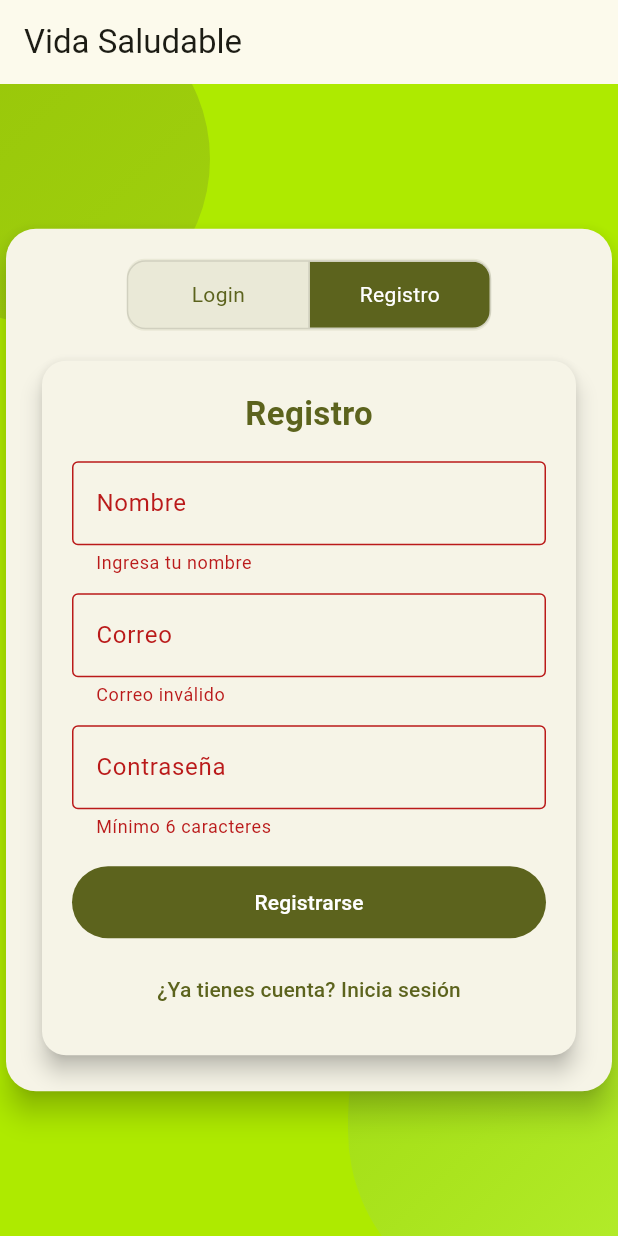
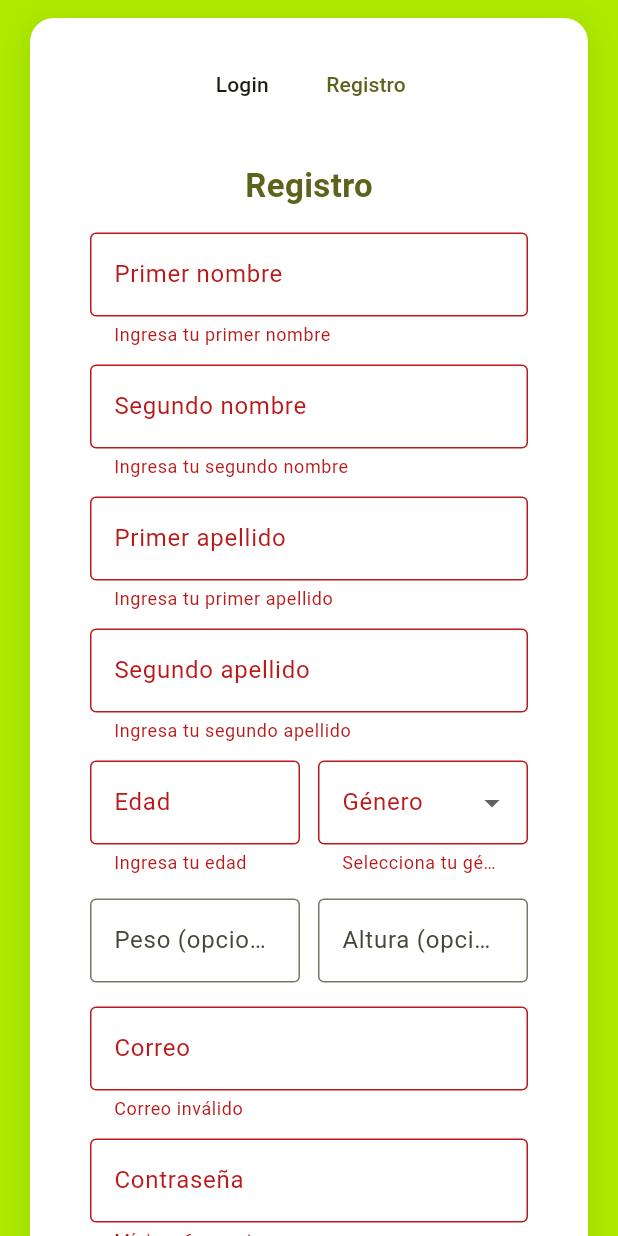
Before and after one commit to nctudime/VidaSaludable, a Flutter app: the screen it shows after launch, after a tap on "Registro", after a tap on "Registrarse", on a phone screen of 412 x 824 dp. Run offline on Flutter 3.47's test engine with Material 3 defaults, Android fonts, the phone set to English and light mode, and no system bars.

Commit message:
Característica: Añadir iconos de aplicación personalizados y actualizar la configuración del lanzador
- Añadir iconos adaptables de Android con color de fondo personalizado (#AEEA00) e imagen de primer plano
- Añadir iconos de aplicación de iOS para todas las resoluciones requeridas
- Actualizar AndroidManifest.xml para que haga referencia al nuevo icono del lanzador
- Actualizar la dependencia de flutter_launcher_icons a la versión 0.14.4
- Simplificar pubspec.yaml eliminando comentarios y optimizando la configuración
- Añadir un formulario de registro completo con información adicional del usuario
- Mejorar el diseño y el estilo de la interfaz de usuario para iniciar sesión/registrarse

```diff
--- a/flutter_application_1/lib/main.dart
+++ b/flutter_application_1/lib/main.dart
@@ -166,113 +166,63 @@ class _HomeTabsState extends State<HomeTabs> {
     final base = Theme.of(context).colorScheme;
     return Scaffold(
       backgroundColor: const Color(0xFFAEEA00),
-      appBar: AppBar(title: const Text('Vida Saludable')),
-      body: Stack(
-        children: [
-          Positioned(
-            left: -80,
-            top: -60,
-            child: Container(
-              width: 220,
-              height: 220,
-              decoration: BoxDecoration(
-                shape: BoxShape.circle,
-                gradient: LinearGradient(
-                  colors: [
-                    base.primary.withOpacity(0.28),
-                    base.secondary.withOpacity(0.18),
-                  ],
-                  begin: Alignment.topLeft,
-                  end: Alignment.bottomRight,
-                ),
-              ),
-            ),
-          ),
-          Positioned(
-            right: -70,
-            bottom: -50,
-            child: Container(
-              width: 250,
-              height: 250,
-              decoration: BoxDecoration(
-                borderRadius: BorderRadius.circular(120),
-                gradient: LinearGradient(
-                  colors: [
-                    const Color(0xFF7CB342).withOpacity(0.25),
-                    const Color(0xFFCCFF90).withOpacity(0.35),
-                  ],
-                  begin: Alignment.topLeft,
-                  end: Alignment.bottomRight,
-                ),
-              ),
-            ),
-          ),
-          Positioned.fill(
-            child: Opacity(
-              opacity: 0.06,
-              child: Wrap(
-                alignment: WrapAlignment.center,
-                runAlignment: WrapAlignment.center,
-                spacing: 24,
-                runSpacing: 24,
-                children: List.generate(24, (i) {
-                  final icons = [
-                    Icons.restaurant,
-                    Icons.local_pizza,
-                    Icons.local_cafe,
-                    Icons.spa,
-                    Icons.fitness_center,
-                  ];
-                  return Icon(
-                    icons[i % icons.length],
-                    size: 36,
-                    color: const Color(0xFF2E7D32),
-                  );
-                }),
-              ),
-            ),
-          ),
-          SafeArea(
+      appBar: null,
+      body: SafeArea(
         child: Center(
           child: SingleChildScrollView(
             child: ConstrainedBox(
               constraints: const BoxConstraints(maxWidth: 480),
-                  child: Card(
-                    elevation: 8,
-                    shape: RoundedRectangleBorder(
-                      borderRadius: BorderRadius.circular(20),
+              child: Container(
+                margin: const EdgeInsets.symmetric(
+                  horizontal: 20,
+                  vertical: 12,
                 ),
-                    child: Padding(
                 padding: const EdgeInsets.all(20),
+                decoration: BoxDecoration(
+                  color: Colors.white,
+                  borderRadius: BorderRadius.circular(16),
+                  boxShadow: [
+                    BoxShadow(
+                      color: Colors.black.withOpacity(0.08),
+                      blurRadius: 16,
+                      spreadRadius: 2,
+                      offset: const Offset(0, 4),
+                    ),
+                  ],
+                ),
                 child: Column(
                   mainAxisSize: MainAxisSize.min,
                   children: [
-                          Container(
-                            decoration: BoxDecoration(
-                              color: base.primary.withOpacity(0.08),
-                              borderRadius: BorderRadius.circular(12),
+                    Row(
+                      mainAxisAlignment: MainAxisAlignment.center,
+                      children: [
+                        TextButton(
+                          onPressed: () => setState(() => index = 0),
+                          style: TextButton.styleFrom(
+                            foregroundColor: index == 0
+                                ? base.primary
+                                : base.onSurface,
                           ),
-                            child: ToggleButtons(
-                              isSelected: [index == 0, index == 1],
-                              onPressed: (i) => setState(() => index = i),
-                              borderRadius: BorderRadius.circular(12),
-                              constraints: const BoxConstraints(
-                                minHeight: 44,
-                                minWidth: 120,
+                          child: const Text('Login'),
                         ),
-                              selectedColor: base.onPrimary,
-                              color: base.primary,
-                              fillColor: base.primary,
-                              children: const [Text('Login'), Text('Registro')],
+                        const SizedBox(width: 12),
+                        TextButton(
+                          onPressed: () => setState(() => index = 1),
+                          style: TextButton.styleFrom(
+                            foregroundColor: index == 1
+                                ? base.primary
+                                : base.onSurface,
                           ),
+                          child: const Text('Registro'),
                         ),
-                          const SizedBox(height: 16),
+                      ],
+                    ),
+                    const SizedBox(height: 8),
                     AnimatedSwitcher(
                       duration: const Duration(milliseconds: 250),
                       child: index == 0
                           ? LoginTab(
-                                    onGoRegister: () =>
-                                        setState(() => index = 1),
+                              onGoRegister: () => setState(() => index = 1),
                             )
                           : RegisterTab(
                               onGoLogin: () => setState(() => index = 0),
@@ -284,9 +234,6 @@ class _HomeTabsState extends State<HomeTabs> {
             ),
           ),
         ),
-            ),
-          ),
-        ],
       ),
     );
   }
@@ -314,75 +261,33 @@ class _LoginTabState extends State<LoginTab> {
 
   @override
   Widget build(BuildContext context) {
-    final base = Theme.of(context).colorScheme;
     return Center(
       child: ConstrainedBox(
         constraints: const BoxConstraints(maxWidth: 420),
-        child: Card(
-          elevation: 6,
-          shape: RoundedRectangleBorder(
-            borderRadius: BorderRadius.circular(16),
-          ),
         child: Padding(
           padding: const EdgeInsets.all(20),
           child: Form(
             key: _formKey,
             child: Column(
               mainAxisSize: MainAxisSize.min,
+              crossAxisAlignment: CrossAxisAlignment.stretch,
               children: [
-                  const SizedBox(height: 8),
-                  Text(
-                    'Salud & Bienestar',
-                    style: TextStyle(
-                      fontSize: 24,
-                      fontWeight: FontWeight.w700,
-                      color: base.primary,
-                    ),
-                  ),
-                  const SizedBox(height: 6),
-                  const Text(
-                    'Tu asistente personal de nutrición y fitness',
-                    textAlign: TextAlign.center,
-                  ),
-                  const SizedBox(height: 18),
-                  Align(
-                    alignment: Alignment.centerLeft,
-                    child: Text(
-                      'Usuario',
-                      style: TextStyle(
-                        fontWeight: FontWeight.w600,
-                        color: base.onSurface,
-                      ),
-                    ),
-                  ),
-                  const SizedBox(height: 8),
                 TextFormField(
                   controller: _userCtrl,
                   decoration: const InputDecoration(
-                      hintText: 'Ingresa tu nombre de usuario',
+                    labelText: 'Usuario',
                     border: OutlineInputBorder(),
                   ),
                   validator: (v) => (v == null || v.trim().isEmpty)
                       ? 'Ingresa un usuario'
                       : null,
                 ),
-                  const SizedBox(height: 14),
-                  Align(
-                    alignment: Alignment.centerLeft,
-                    child: Text(
-                      'Contraseña',
-                      style: TextStyle(
-                        fontWeight: FontWeight.w600,
-                        color: base.onSurface,
-                      ),
-                    ),
-                  ),
-                  const SizedBox(height: 8),
+                const SizedBox(height: 12),
                 TextFormField(
                   controller: _passCtrl,
                   obscureText: _obscure,
                   decoration: InputDecoration(
-                      hintText: 'Ingresa tu contraseña',
+                    labelText: 'Contraseña',
                     border: const OutlineInputBorder(),
                     suffixIcon: IconButton(
                       icon: Icon(
@@ -395,7 +300,7 @@ class _LoginTabState extends State<LoginTab> {
                       ? 'Ingresa una contraseña'
                       : null,
                 ),
-                  const SizedBox(height: 20),
+                const SizedBox(height: 18),
                 SizedBox(
                   width: double.infinity,
                   height: 48,
@@ -409,9 +314,7 @@ class _LoginTabState extends State<LoginTab> {
                         );
                       } else {
                         ScaffoldMessenger.of(context).showSnackBar(
-                            const SnackBar(
-                              content: Text('Completa los campos'),
-                            ),
+                          const SnackBar(content: Text('Completa los campos')),
                         );
                       }
                     },
@@ -423,13 +326,7 @@ class _LoginTabState extends State<LoginTab> {
                   onPressed: widget.onGoRegister,
                   child: const Text('¿No tienes cuenta? Regístrate'),
                 ),
-                  const SizedBox(height: 10),
-                  const Text(
-                    'Demo: Usa cualquier usuario y contraseña',
-                    style: TextStyle(fontSize: 12),
-                  ),
               ],
-              ),
             ),
           ),
         ),
@@ -447,15 +344,30 @@ class RegisterTab extends StatefulWidget {
 
 class _RegisterTabState extends State<RegisterTab> {
   final _formKey = GlobalKey<FormState>();
-  final _nameCtrl = TextEditingController();
+  final _firstNameCtrl = TextEditingController();
+  final _secondNameCtrl = TextEditingController();
+  final _firstLastNameCtrl = TextEditingController();
+  final _secondLastNameCtrl = TextEditingController();
+  final _ageCtrl = TextEditingController();
+  String? _gender;
+  final _weightCtrl = TextEditingController();
+  final _heightCtrl = TextEditingController();
   final _emailCtrl = TextEditingController();
   final _passCtrl = TextEditingController();
+  final _passRepeatCtrl = TextEditingController();
 
   @override
   void dispose() {
-    _nameCtrl.dispose();
+    _firstNameCtrl.dispose();
+    _secondNameCtrl.dispose();
+    _firstLastNameCtrl.dispose();
+    _secondLastNameCtrl.dispose();
+    _ageCtrl.dispose();
+    _weightCtrl.dispose();
+    _heightCtrl.dispose();
     _emailCtrl.dispose();
     _passCtrl.dispose();
+    _passRepeatCtrl.dispose();
     super.dispose();
   }
 
@@ -465,11 +377,6 @@ class _RegisterTabState extends State<RegisterTab> {
     return Center(
       child: ConstrainedBox(
         constraints: const BoxConstraints(maxWidth: 480),
-        child: Card(
-          elevation: 6,
-          shape: RoundedRectangleBorder(
-            borderRadius: BorderRadius.circular(16),
-          ),
         child: Padding(
           padding: const EdgeInsets.all(20),
           child: Form(
@@ -487,16 +394,134 @@ class _RegisterTabState extends State<RegisterTab> {
                 ),
                 const SizedBox(height: 16),
                 TextFormField(
-                    controller: _nameCtrl,
+                  controller: _firstNameCtrl,
                   decoration: const InputDecoration(
-                      labelText: 'Nombre',
+                    labelText: 'Primer nombre',
                     border: OutlineInputBorder(),
                   ),
                   validator: (v) => (v == null || v.trim().isEmpty)
-                        ? 'Ingresa tu nombre'
+                      ? 'Ingresa tu primer nombre'
                       : null,
                 ),
                 const SizedBox(height: 12),
+                TextFormField(
+                  controller: _secondNameCtrl,
+                  decoration: const InputDecoration(
+                    labelText: 'Segundo nombre',
+                    border: OutlineInputBorder(),
+                  ),
+                  validator: (v) => (v == null || v.trim().isEmpty)
+                      ? 'Ingresa tu segundo nombre'
+                      : null,
+                ),
+                const SizedBox(height: 12),
+                TextFormField(
+                  controller: _firstLastNameCtrl,
+                  decoration: const InputDecoration(
+                    labelText: 'Primer apellido',
+                    border: OutlineInputBorder(),
+                  ),
+                  validator: (v) => (v == null || v.trim().isEmpty)
+                      ? 'Ingresa tu primer apellido'
+                      : null,
+                ),
+                const SizedBox(height: 12),
+                TextFormField(
+                  controller: _secondLastNameCtrl,
+                  decoration: const InputDecoration(
+                    labelText: 'Segundo apellido',
+                    border: OutlineInputBorder(),
+                  ),
+                  validator: (v) => (v == null || v.trim().isEmpty)
+                      ? 'Ingresa tu segundo apellido'
+                      : null,
+                ),
+                const SizedBox(height: 12),
+                Row(
+                  children: [
+                    Expanded(
+                      child: TextFormField(
+                        controller: _ageCtrl,
+                        keyboardType: TextInputType.number,
+                        decoration: const InputDecoration(
+                          labelText: 'Edad',
+                          border: OutlineInputBorder(),
+                        ),
+                        validator: (v) {
+                          if (v == null || v.trim().isEmpty)
+                            return 'Ingresa tu edad';
+                          final n = int.tryParse(v);
+                          if (n == null || n <= 0) return 'Edad inválida';
+                          return null;
+                        },
+                      ),
+                    ),
+                    const SizedBox(width: 12),
+                    Expanded(
+                      child: DropdownButtonFormField<String>(
+                        value: _gender,
+                        decoration: const InputDecoration(
+                          labelText: 'Género',
+                          border: OutlineInputBorder(),
+                        ),
+                        items: const [
+                          DropdownMenuItem(
+                            value: 'Masculino',
+                            child: Text('Masculino'),
+                          ),
+                          DropdownMenuItem(
+                            value: 'Femenino',
+                            child: Text('Femenino'),
+                          ),
+                          DropdownMenuItem(value: 'Otro', child: Text('Otro')),
+                        ],
+                        onChanged: (v) => setState(() => _gender = v),
+                        validator: (v) => (v == null || v.isEmpty)
+                            ? 'Selecciona tu género'
+                            : null,
+                      ),
+                    ),
+                  ],
+                ),
+                const SizedBox(height: 16),
+                Row(
+                  children: [
+                    Expanded(
+                      child: TextFormField(
+                        controller: _weightCtrl,
+                        keyboardType: TextInputType.number,
+                        decoration: const InputDecoration(
+                          labelText: 'Peso (opcional)',
+                          border: OutlineInputBorder(),
+                        ),
+                        validator: (v) {
+                          if (v == null || v.trim().isEmpty) return null;
+                          final n = double.tryParse(v);
+                          if (n == null || n <= 0) return 'Peso inválido';
+                          return null;
+                        },
+                      ),
+                    ),
+                    const SizedBox(width: 12),
+                    Expanded(
+                      child: TextFormField(
+                        controller: _heightCtrl,
+                        keyboardType: TextInputType.number,
+                        decoration: const InputDecoration(
+                          labelText: 'Altura (opcional)',
+                          border: OutlineInputBorder(),
+                        ),
+                        validator: (v) {
+                          if (v == null || v.trim().isEmpty) return null;
+                          final n = double.tryParse(v);
+                          if (n == null || n <= 0) return 'Altura inválida';
+                          return null;
+                        },
+                      ),
+                    ),
+                  ],
+                ),
+                const SizedBox(height: 16),
                 TextFormField(
                   controller: _emailCtrl,
                   keyboardType: TextInputType.emailAddress,
@@ -518,6 +543,18 @@ class _RegisterTabState extends State<RegisterTab> {
                   ),
                   validator: (v) => (v == null || v.length < 6)
                       ? 'Mínimo 6 caracteres'
+                      : null,
+                ),
+                const SizedBox(height: 12),
+                TextFormField(
+                  controller: _passRepeatCtrl,
+                  obscureText: true,
+                  decoration: const InputDecoration(
+                    labelText: 'Repetir contraseña',
+                    border: OutlineInputBorder(),
+                  ),
+                  validator: (v) => (v == null || v != _passCtrl.text)
+                      ? 'Las contraseñas no coinciden'
                       : null,
                 ),
                 const SizedBox(height: 18),
@@ -549,7 +586,6 @@ class _RegisterTabState extends State<RegisterTab> {
           ),
         ),
       ),
-      ),
     );
   }
 }
```
Also changed, not shown: flutter_application_1/pubspec.yaml (+11 -69 lines), flutter_application_1/pubspec.lock, 36 other files. Lines whose indentation alone changed are shown as unchanged.
